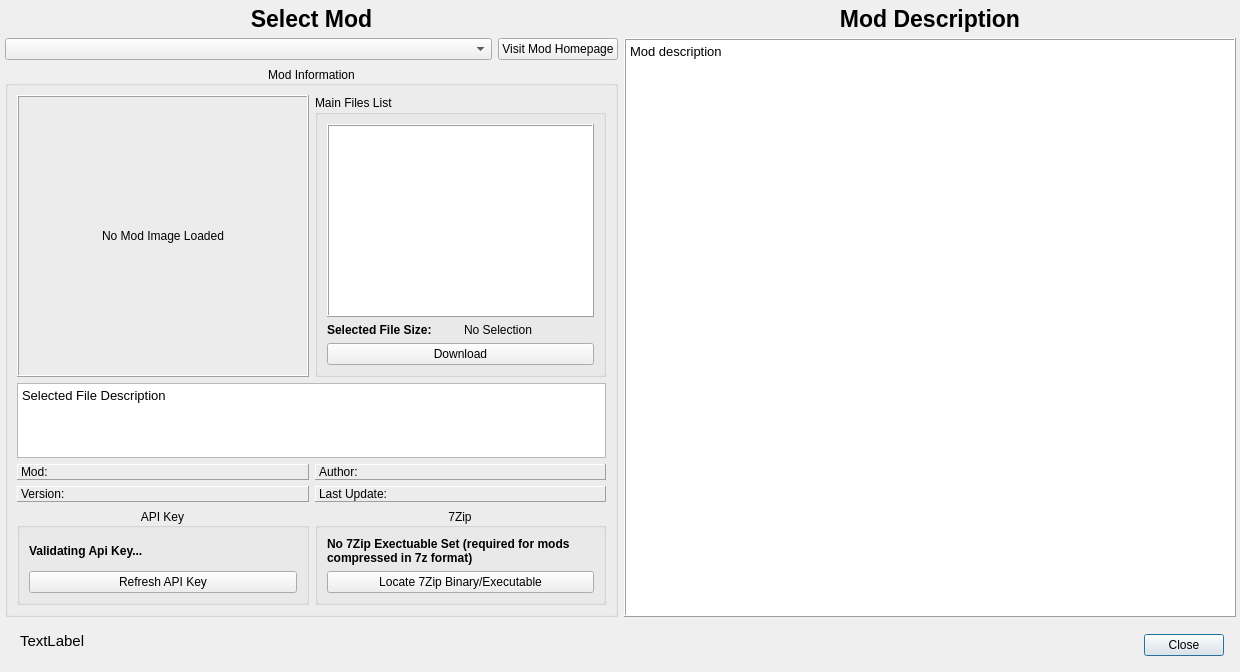
Qt form modules/ModDownloader.ui (rainmakerv3/BB_Launcher) before a commit.
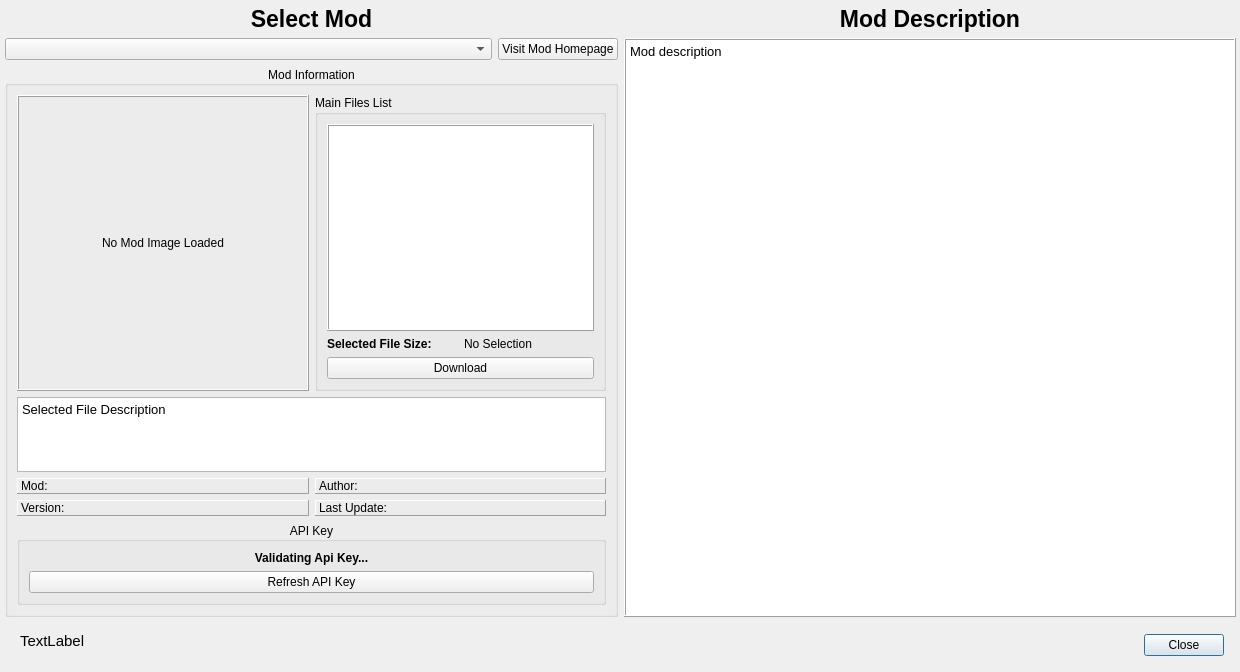
The same form after that commit.

Commit message: Downloader: use unarr library to extract 7z instead of external 7zip

```diff
--- a/modules/ModDownloader.ui
+++ b/modules/ModDownloader.ui
@@ -313,6 +313,9 @@
                 <property name="text">
                  <string>Validating Api Key...</string>
                 </property>
+                <property name="alignment">
+                 <set>Qt::AlignmentFlag::AlignCenter</set>
+                </property>
                </widget>
               </item>
               <item>
@@ -325,43 +328,6 @@
              </layout>
             </widget>
            </item>
-           <item>
-            <widget class="QGroupBox" name="groupBox_5">
-             <property name="title">
-              <string>7Zip</string>
-             </property>
-             <property name="alignment">
-              <set>Qt::AlignmentFlag::AlignCenter</set>
-             </property>
-             <property name="flat">
-              <bool>true</bool>
-             </property>
-             <layout class="QVBoxLayout" name="verticalLayout_8">
-              <item>
-               <widget class="QLabel" name="zipLabel">
-                <property name="font">
-                 <font>
-                  <bold>true</bold>
-                 </font>
-                </property>
-                <property name="text">
-                 <string>No 7Zip Exectuable Set (required for mods compressed in 7z format)</string>
-                </property>
-                <property name="wordWrap">
-                 <bool>true</bool>
-                </property>
-               </widget>
-              </item>
-              <item>
-               <widget class="QPushButton" name="zipButton">
-                <property name="text">
-                 <string>Locate 7Zip Binary/Executable</string>
-                </property>
-               </widget>
-              </item>
-             </layout>
-            </widget>
-           </item>
           </layout>
          </item>
         </layout>
```
The commit also changes 7 other files.
